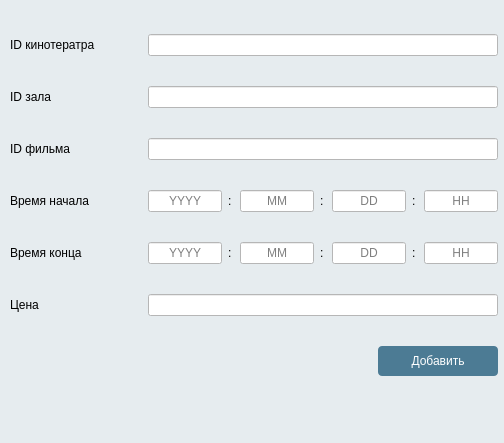
Old version of the form ui_files/add_session_table.ui in the repository gg-master/Cinema_prj.
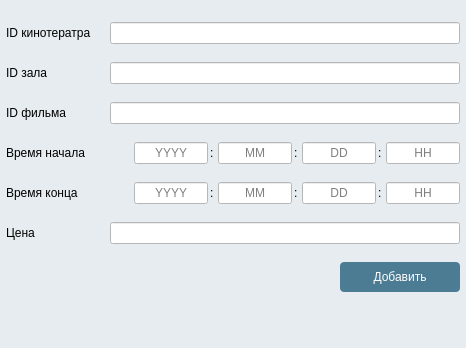
New version of the form. Icons and pictures are not drawn.

Commit message: Добавление в окна админ.части масштабируемости. Попытка добавить новый внешний вид кресел. Кресла остались старыми

```diff
--- a/ui_files/add_session_table.ui
+++ b/ui_files/add_session_table.ui
@@ -6,10 +6,22 @@
    <rect>
     <x>0</x>
     <y>0</y>
-    <width>504</width>
-    <height>443</height>
+    <width>466</width>
+    <height>348</height>
    </rect>
   </property>
+  <property name="minimumSize">
+   <size>
+    <width>459</width>
+    <height>311</height>
+   </size>
+  </property>
+  <property name="maximumSize">
+   <size>
+    <width>542</width>
+    <height>620</height>
+   </size>
+  </property>
   <property name="windowTitle">
    <string>Form</string>
   </property>
@@ -39,16 +51,22 @@
 	background-color: hsl(200, 46%, 63);
 }</string>
   </property>
-  <widget class="QWidget" name="verticalLayoutWidget">
-   <property name="geometry">
-    <rect>
-     <x>10</x>
-     <y>10</y>
-     <width>488</width>
-     <height>391</height>
-    </rect>
-   </property>
    <layout class="QVBoxLayout" name="verticalLayout">
+   <property name="spacing">
+    <number>2</number>
+   </property>
+   <property name="leftMargin">
+    <number>6</number>
+   </property>
+   <property name="topMargin">
+    <number>6</number>
+   </property>
+   <property name="rightMargin">
+    <number>6</number>
+   </property>
+   <property name="bottomMargin">
+    <number>0</number>
+   </property>
     <item>
      <layout class="QHBoxLayout" name="horizontalLayout_8">
       <item>
@@ -391,21 +409,20 @@
       </item>
      </layout>
     </item>
-   </layout>
-  </widget>
+   <item>
   <widget class="QLabel" name="label_7">
-   <property name="geometry">
-    <rect>
-     <x>10</x>
-     <y>410</y>
-     <width>201</width>
-     <height>21</height>
-    </rect>
+     <property name="sizePolicy">
+      <sizepolicy hsizetype="Preferred" vsizetype="Maximum">
+       <horstretch>0</horstretch>
+       <verstretch>0</verstretch>
+      </sizepolicy>
    </property>
    <property name="text">
     <string/>
    </property>
   </widget>
+   </item>
+  </layout>
  </widget>
  <resources/>
  <connections/>
```
Lines whose indentation alone changed are shown as unchanged. The commit also changes 5 other files.
